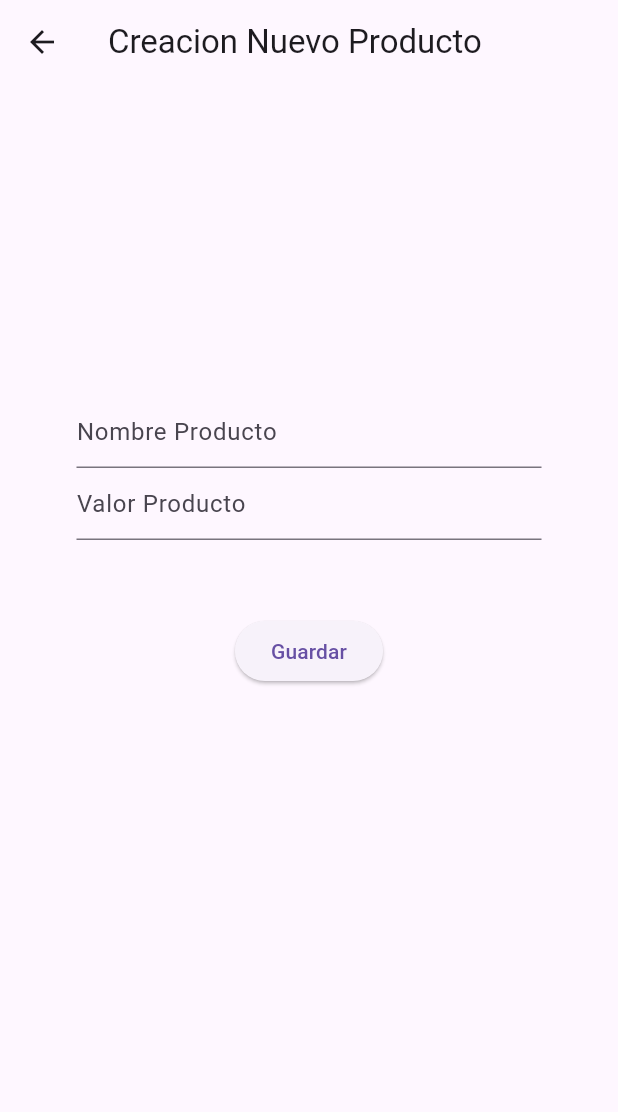
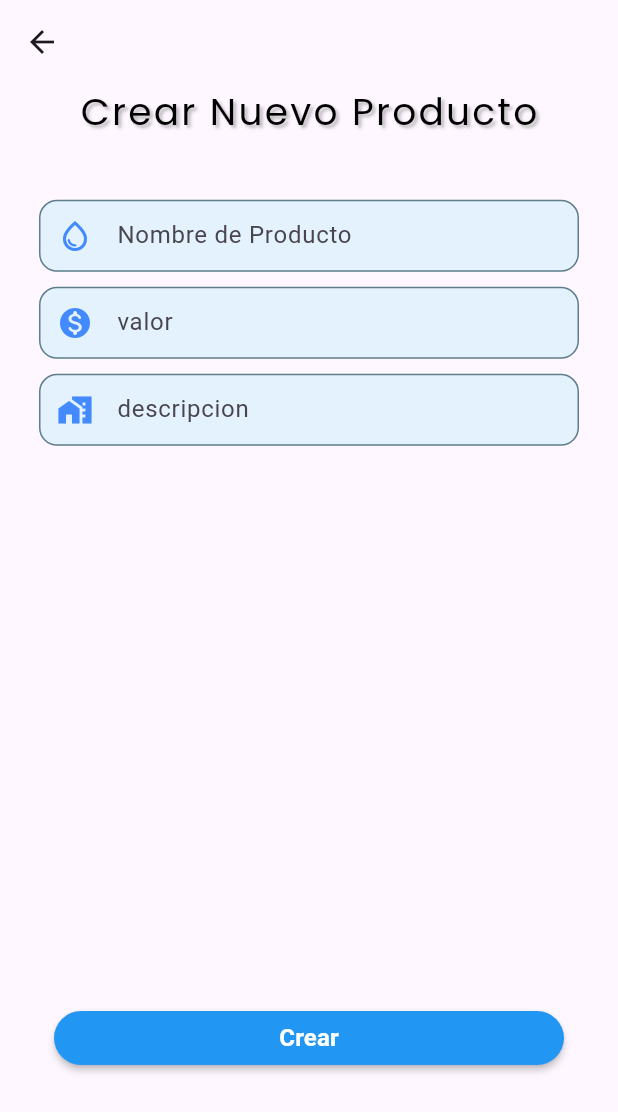
Before and after one commit to GeloAndres/The_Life_Water, a Flutter app: the CreateNewProductScreen screen opened by its route, on a phone screen of 412 x 824 dp. Shown: the top 1112 px of the screen. Run offline on Flutter 3.47's test engine with Material 3 defaults, Android fonts, the phone set to English and light mode, and no system bars; drawn by our look-alikes of flutter_form_builder; our stand-ins replace dio, flutter_riverpod, form_builder_validators, go_router, google_fonts; network calls fail.

Commit message:
feat: crear nuevo producto

```diff
--- a/frontend/the_life_water/lib/domain/databases/datasource_model.dart
+++ b/frontend/the_life_water/lib/domain/databases/datasource_model.dart
@@ -10,5 +10,5 @@ abstract class DatasourceModel {
 
   //Productos
   Future<List<Product>> getProduct();
-  Future<void> createNewProduct();
+  Future<void> createNewProduct(Product newProduct);
 }
--- a/frontend/the_life_water/lib/infrastructure/datasource/luisDatasource.dart
+++ b/frontend/the_life_water/lib/infrastructure/datasource/luisDatasource.dart
@@ -76,11 +76,24 @@ class Luisdatasource extends DatasourceModel {
   }
 
   //Sector de Productos
+  @override
+  Future<void> createNewProduct(Product newProduct) async {
+    try {
+      final response = await dio.post('/item', data: {
+        "id": 0,
+        "nombre": newProduct.nombre,
+        "descripcion": newProduct.description,
+        "precio": newProduct.precio,
+        "borrado": false
+      });
 
-  @override
-  Future<void> createNewProduct() {
-    // TODO: implement createNewProduct
-    throw UnimplementedError();
+      if (response.statusCode == 200 || response.statusCode == 201) {
+        print('Usuario creado: ${response.data}');
+        return response.data;
+      }
+    } catch (e) {
+      throw Exception('Error al crear el cliente: $e');
+    }
   }
 
   @override
--- a/frontend/the_life_water/lib/infrastructure/repositories/client_repositorie_impl.dart
+++ b/frontend/the_life_water/lib/infrastructure/repositories/client_repositorie_impl.dart
@@ -33,8 +33,7 @@ class ClientRepositorieImpl extends Repositorie {
   //sector de producto
   @override
   Future<void> createNewProduct(Product newProduct) {
-    // TODO: implement createNewProduct
-    throw UnimplementedError();
+    return datasource.createNewProduct(newProduct);
   }
 
   @override
--- a/frontend/the_life_water/lib/presentation/screen/admin_screen/product/create_new_product/create_new_product_screen.dart
+++ b/frontend/the_life_water/lib/presentation/screen/admin_screen/product/create_new_product/create_new_product_screen.dart
@@ -1,4 +1,11 @@
+import 'package:go_router/go_router.dart';
 import 'package:flutter/material.dart';
+import 'package:google_fonts/google_fonts.dart';
+import 'package:flutter_form_builder/flutter_form_builder.dart';
+import 'package:form_builder_validators/form_builder_validators.dart';
+import 'package:the_life_water/domain/entities/product.dart';
+import 'package:the_life_water/infrastructure/datasource/luisDatasource.dart';
+import 'package:the_life_water/infrastructure/repositories/client_repositorie_impl.dart';
 
 class CreateNewProductScreen extends StatelessWidget {
   const CreateNewProductScreen({super.key});
@@ -6,87 +13,187 @@ class CreateNewProductScreen extends StatelessWidget {
   @override
   Widget build(BuildContext context) {
     return Scaffold(
-        appBar: AppBar(
-          title: const Text('Creacion Nuevo Producto'),
+        appBar: AppBar(),
+        body: SafeArea(
+          child: SingleChildScrollView(
+            child: Center(
+              child: SizedBox(
+                width: 360,
+                child: Column(
+                  mainAxisAlignment: MainAxisAlignment.start,
+                  children: [
+                    Text(
+                      'Crear Nuevo Producto',
+                      style: GoogleFonts.poppins(
+                        fontSize: 25,
+                        fontWeight: FontWeight.normal,
+                        color: Colors.black,
+                        letterSpacing: 1.5,
+                        shadows: [
+                          const Shadow(
+                            color: Colors.black26,
+                            blurRadius: 2,
+                            offset: Offset(2, 2),
                           ),
-        body: _BodyCustomerCreateClient());
+                        ],
+                      ),
+                    ),
+                    SizedBox(
+                      height: MediaQuery.of(context).size.height * 0.05,
+                    ),
+                    _FormNewProduct(),
+                  ],
+                ),
+              ),
+            ),
+          ),
+        ));
   }
 }
 
-class _BodyCustomerCreateClient extends StatelessWidget {
+class _FormNewProduct extends StatefulWidget {
+  @override
+  State<_FormNewProduct> createState() => _FormNewProductState();
+}
+
+class _FormNewProductState extends State<_FormNewProduct> {
+  final GlobalKey<FormBuilderState> _formKey = GlobalKey<FormBuilderState>();
+  ClientRepositorieImpl luisDatasource =
+      ClientRepositorieImpl(datasource: Luisdatasource());
+
+  @override
+  void initState() {
+    super.initState();
+    _saveNewClient();
+  }
+
+  void _saveNewClient() {
+    setState(() {});
+  }
+
   @override
   Widget build(BuildContext context) {
-    return SizedBox(
-      width: double.infinity,
+    return FormBuilder(
+        key: _formKey,
         child: Column(
-        mainAxisAlignment: MainAxisAlignment.start,
           children: [
+            FormBuilderTextField(
+              autovalidateMode: AutovalidateMode.onUserInteraction,
+              name: 'nombre',
+              decoration: decorationFormProduct(
+                  'Nombre de Producto', Icons.water_drop_outlined, ''),
+              onChanged: (value) {},
+              validator: FormBuilderValidators.compose([
+                FormBuilderValidators.required(
+                    errorText: 'Nombre es requerido'),
+                FormBuilderValidators.minLength(3,
+                    errorText: 'Debe tener mas de tres caracteres')
+              ]),
+            ),
             const SizedBox(
-            height: 30,
+              height: 10,
             ),
-          _FormNewClient()
+            FormBuilderTextField(
+              autovalidateMode: AutovalidateMode.onUserInteraction,
+              name: 'precio',
+              decoration: decorationFormProduct(
+                  'valor', Icons.monetization_on_rounded, '12000'),
+              validator: FormBuilderValidators.compose([
+                FormBuilderValidators.required(errorText: 'valor es requerido'),
+                FormBuilderValidators.numeric(
+                    errorText: 'Debe ser un número válido'),
+                FormBuilderValidators.minLength(3,
+                    errorText: 'Debe tener al menos 3 dígitos'),
+              ]),
+              valueTransformer: (value) {
+                if (value == null || value.isEmpty) return null;
+                return double.tryParse(value);
+              },
+            ),
+            const SizedBox(
+              height: 10,
+            ),
+            FormBuilderTextField(
+              autovalidateMode: AutovalidateMode.onUserInteraction,
+              name: 'Descripcion',
+              decoration: decorationFormProduct(
+                  'descripcion', Icons.maps_home_work, 'opcional'),
+            ),
+            SizedBox(
+              height: MediaQuery.of(context).size.height * 0.45,
+            ),
+            MaterialButton(
+              minWidth: 340,
+              color: Colors.blue,
+              onPressed: () async {
+                _formKey.currentState!.save();
+                if (_formKey.currentState!.validate() == true) {
+                  final formData = _formKey.currentState!.value;
+
+                  final Product newProduct = Product(
+                      id: 0,
+                      nombre: formData['nombre'],
+                      description: formData['Descripcion'] ?? 'Sin Descripcion',
+                      precio: formData['precio'],
+                      borrado: false);
+
+                  final result = luisDatasource.createNewProduct(newProduct);
+
+                  print(
+                      'proceso creacion de cliente terminado, resultado: $result');
+
+                  ScaffoldMessenger.of(context).showSnackBar(const SnackBar(
+                      duration: Duration(seconds: 3),
+                      content: Text('Creado Correctamente')));
+                  GoRouter.of(context).pop();
+                }
+              },
+              shape: RoundedRectangleBorder(
+                borderRadius: BorderRadius.circular(20),
+              ),
+              child: const Text(
+                'Crear',
+                style: TextStyle(
+                  color: Colors.white,
+                  fontSize: 16,
+                  fontWeight: FontWeight.bold,
+                ),
+              ),
+            ),
           ],
-      ),
-    );
+        ));
   }
 }
 
-class _FormNewClient extends StatefulWidget {
-  @override
-  State<_FormNewClient> createState() => _FormNewClientState();
-}
-
-class _FormNewClientState extends State<_FormNewClient> {
-  final GlobalKey<FormState> _formKey = GlobalKey<FormState>();
-  @override
-  Widget build(BuildContext context) {
-    return Container(
-        padding: const EdgeInsets.all(20),
-        decoration: BoxDecoration(borderRadius: BorderRadius.circular(10)),
-        width: 350,
-        height: 550,
-        child: Form(
-            key: _formKey,
-            child: Column(
-              mainAxisAlignment: MainAxisAlignment.center,
-              children: [
-                const _TextFormToNewClient(
-                  tipoDato: 'Nombre Producto',
+InputDecoration decorationFormProduct(
+    String label, IconData iconData, String hintText) {
+  return InputDecoration(
+    labelText: label,
+    hintText: hintText,
+    prefixIcon: Icon(iconData, color: Colors.blueAccent),
+    border: OutlineInputBorder(
+      borderRadius: BorderRadius.circular(12.0),
+      borderSide: const BorderSide(color: Colors.blueAccent, width: 1.5),
     ),
-                const _TextFormToNewClient(
-                  tipoDato: 'Valor Producto',
+    focusedBorder: OutlineInputBorder(
+      borderRadius: BorderRadius.circular(12.0),
+      borderSide: const BorderSide(color: Colors.lightBlue, width: 2.0),
     ),
-                const SizedBox(
-                  height: 50,
+    enabledBorder: OutlineInputBorder(
+      borderRadius: BorderRadius.circular(12.0),
+      borderSide: const BorderSide(color: Colors.blueGrey, width: 1.0),
     ),
-                ElevatedButton(
-                  onPressed: () {
-                    if (_formKey.currentState!.validate()) {}
-                  },
-                  child: const Text('Guardar'),
+    errorBorder: OutlineInputBorder(
+      borderRadius: BorderRadius.circular(12.0),
+      borderSide: const BorderSide(color: Colors.redAccent, width: 1.5),
     ),
-              ],
-            )));
-  }
-}
-
-class _TextFormToNewClient extends StatelessWidget {
-  const _TextFormToNewClient({required this.tipoDato});
-
-  final String tipoDato;
-
-  @override
-  Widget build(BuildContext context) {
-    return TextFormField(
-      decoration: InputDecoration(
-        hintText: tipoDato,
+    focusedErrorBorder: OutlineInputBorder(
+      borderRadius: BorderRadius.circular(12.0),
+      borderSide: const BorderSide(color: Colors.redAccent, width: 2.0),
     ),
-      validator: (String? value) {
-        if (value == null || value.isEmpty) {
-          return 'Campo obligatorio';
-        }
-        return null;
-      },
+    filled: true,
+    fillColor: Colors.blue.shade50,
+    contentPadding:
+        const EdgeInsets.symmetric(horizontal: 16.0, vertical: 12.0),
   );
 }
-}
--- a/frontend/the_life_water/lib/presentation/screen/admin_screen/product/product_screen.dart
+++ b/frontend/the_life_water/lib/presentation/screen/admin_screen/product/product_screen.dart
@@ -36,7 +36,7 @@ class WatchProductScreenState extends ConsumerState<ProductScreen> {
               )),
           IconButton(
               onPressed: () {
-                //TODO: pagina de creacion de nuevo producto
+                context.go('/product/create_new_product');
               },
               icon: const Icon(
                 Icons.add_circle_outline,
@@ -66,7 +66,7 @@ class WatchProductScreenState extends ConsumerState<ProductScreen> {
                         leading: const Icon(Icons.water_drop_outlined),
                         title: Text(product.nombre),
                         trailing: Text(
-                          'CLP ${product.precio.truncate()}',
+                          '${product.precio.truncate()} CLP',
                           style: const TextStyle(fontSize: 15),
                         ),
                         onTap: () {
--- a/frontend/the_life_water/lib/presentation/screen/screens.dart
+++ b/frontend/the_life_water/lib/presentation/screen/screens.dart
@@ -1,3 +1,4 @@
+export 'package:the_life_water/presentation/screen/admin_screen/product/create_new_product/create_new_product_screen.dart';
 export 'package:the_life_water/presentation/screen/admin_screen/orders/orders_screen.dart';
 export 'package:the_life_water/presentation/screen/admin_screen/add_new_buy_router/add_new_buy_to_client_screen.dart';
 export 'package:the_life_water/presentation/screen/admin_screen/watch_client/create_new_client/create_new_client_screen.dart';
@@ -6,4 +7,3 @@ export 'package:the_life_water/presentation/screen/admin_screen/generation_inf/g
 export 'package:the_life_water/presentation/screen/admin_screen/watch_client/watch_client_screen.dart';
 export 'package:the_life_water/presentation/screen/admin_screen/admin_screen.dart';
 export 'package:the_life_water/presentation/screen/router_screen/router_screen.dart';
-export 'package:the_life_water/presentation/screen/admin_screen/product/create_new_product/create_new_product_screen.dart';
```
Lines whose indentation alone changed are shown as unchanged.
